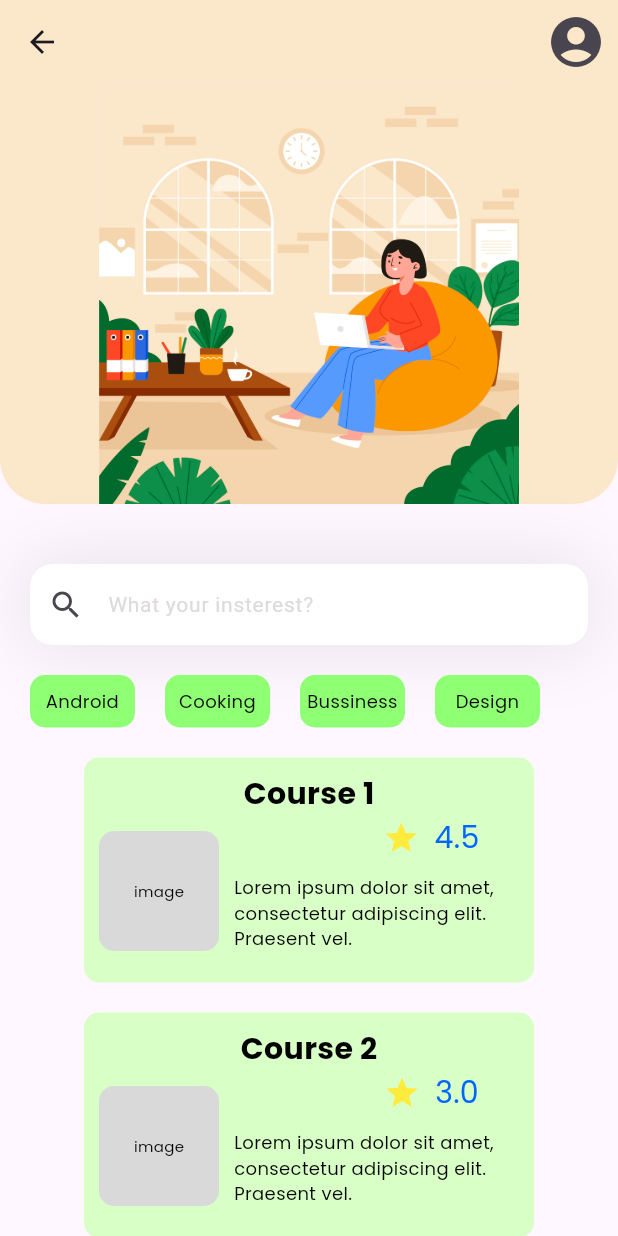
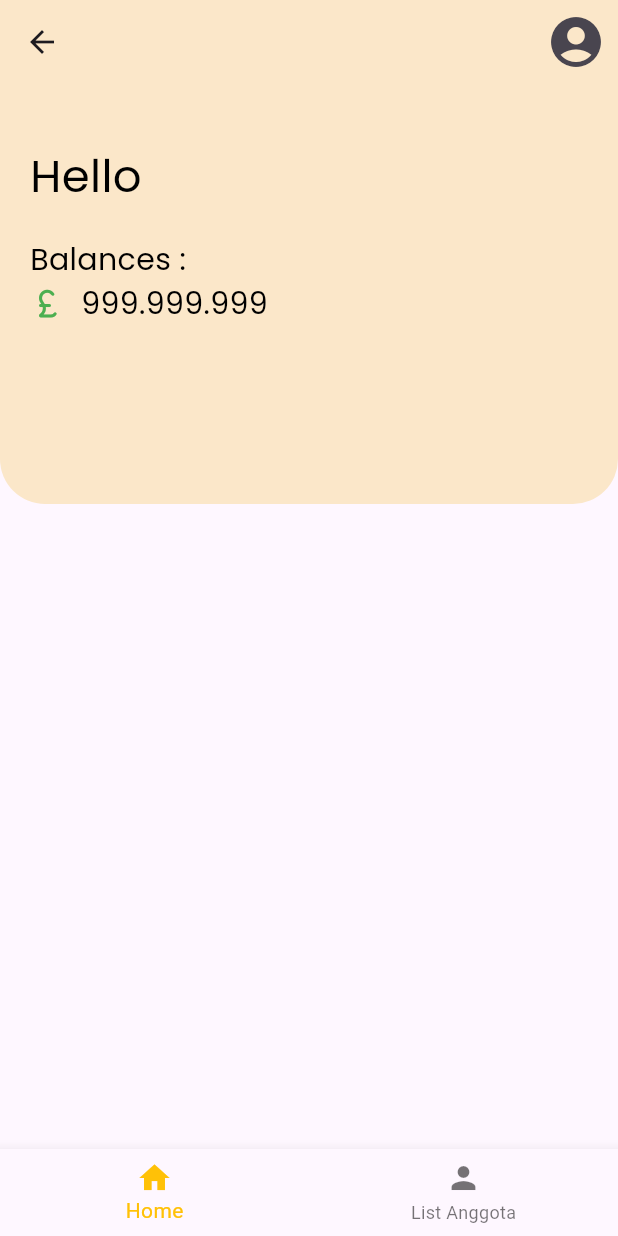
Before and after one commit to tejabaskara/Practice_aplication, a Flutter app: the homePage screen opened by its route, on a phone screen of 412 x 824 dp. Run offline on Flutter 3.47's test engine with Material 3 defaults, Android fonts, the phone set to English and light mode, and no system bars; our stand-ins replace dio, get_storage, google_fonts; accounts and stored records are empty.

Commit message:
adding new page(anggota page) and make a new home page

```diff
--- /dev/null
+++ b/lib/anggota.dart
@@ -0,0 +1,26 @@
+import 'package:flutter/material.dart';
+
+class anggotaPage extends StatefulWidget {
+  const anggotaPage({super.key});
+
+  @override
+  State<anggotaPage> createState() => _anggotaPageState();
+}
+
+class _anggotaPageState extends State<anggotaPage> {
+  @override
+  Widget build(BuildContext context) {
+    return Scaffold(
+      appBar: AppBar(
+        title: const Center(
+            child: Text("ANGGOTA",
+                style: TextStyle(
+                    color: Colors.black, fontWeight: FontWeight.bold))),
+        backgroundColor: const Color(0xffcfe17c),
+      ),
+      body: const Center(
+        child: Text('Anggota Page'),
+      ),
+    );
+  }
+}
--- a/lib/home.dart
+++ b/lib/home.dart
@@ -1,5 +1,6 @@
 import 'package:flutter/material.dart';
 import 'package:google_fonts/google_fonts.dart';
+import 'package:get_storage/get_storage.dart';
 
 class homePage extends StatefulWidget {
   const homePage({super.key});
@@ -9,6 +10,8 @@ class homePage extends StatefulWidget {
 }
 
 class _homePageState extends State<homePage> {
+  final _storage = GetStorage();
+
   @override
   Widget build(BuildContext context) {
     return Scaffold(
@@ -17,8 +20,9 @@ class _homePageState extends State<homePage> {
         actions: <Widget>[
           IconButton(
               onPressed: () {
-                ScaffoldMessenger.of(context).showSnackBar(const SnackBar(
-                    content: Text('This section is under development!')));
+                Navigator.pushNamed(context, '/profile');
+                // ScaffoldMessenger.of(context).showSnackBar(const SnackBar(
+                //     content: Text('This section is under development!')));
               },
               icon: Icon(
                 Icons.account_circle,
@@ -26,136 +30,191 @@ class _homePageState extends State<homePage> {
               )),
         ],
       ),
+      bottomNavigationBar: _bottomNavigationBar(),
       body: ListView(
         children: [
           Column(
             children: [
               Container(
-                  // width: 280,
+                width: double.infinity,
                 height: 280,
                 decoration: BoxDecoration(
                   color: Color(0xfffbe7c9),
-                    image: DecorationImage(
-                      image: AssetImage('assets/images/home_image.jpg'),
-                      fit: BoxFit.fitHeight,
-                    ),
+                  // image: DecorationImage(
+                  //   image: AssetImage('assets/images/home_image.jpg'),
+                  //   fit: BoxFit.fitHeight,
+                  // ),
                   borderRadius: BorderRadius.only(
                     bottomLeft: Radius.circular(30),
                     bottomRight: Radius.circular(30),
                   ),
-                  )),
-              Container(
-                margin: EdgeInsets.only(top: 40, left: 20, right: 20),
-                decoration: BoxDecoration(boxShadow: [
-                  BoxShadow(
-                      color: Color(0xff101617).withOpacity(0.11),
-                      blurRadius: 40,
-                      spreadRadius: 0.0)
-                ]),
-                child: TextField(
-                  decoration: InputDecoration(
-                      filled: true,
-                      fillColor: Colors.white,
-                      contentPadding: EdgeInsets.all(15),
-                      hintText: 'What your insterest?',
-                      hintStyle:
-                          TextStyle(color: Color(0xffDDDADA), fontSize: 14),
-                      prefixIcon: Icon(Icons.search),
-                      border: OutlineInputBorder(
-                          borderRadius: BorderRadius.circular(15),
-                          borderSide: BorderSide.none)),
                 ),
+                child: Padding(
+                    padding: EdgeInsets.only(left: 20, top: 40),
+                    child: Column(
+                      children: [
+                        Row(
+                          children: [
+                            Text(
+                              "Hello ${_storage.read('name')}",
+                              style: GoogleFonts.poppins(
+                                textStyle: TextStyle(
+                                  color: Colors.black,
+                                  fontSize: 30,
+                                ),
+                              ),
+                            ),
+                          ],
                         ),
                         Row(
                           children: [
                             Padding(
-                      padding: EdgeInsets.only(left: 20, top: 20),
-                      child: Container(
-                          width: 70,
-                          height: 35,
-                          decoration: BoxDecoration(
-                            color: Color(0xff8FFF74),
-                            borderRadius: BorderRadius.circular(10),
-                          ),
-                          child: Center(
+                              padding: EdgeInsets.only(top: 20),
                               child: Text(
-                              "Android",
+                                "Balances :",
                                 style: GoogleFonts.poppins(
                                   textStyle: TextStyle(
                                     color: Colors.black,
-                                  fontSize: 12,
+                                    fontSize: 20,
                                   ),
                                 ),
-                              textAlign: TextAlign.center,
                               ),
-                          ))),
+                            )
+                          ],
+                        ),
+                        Row(
+                          children: [
+                            Icon(Icons.currency_pound_rounded,
+                                color: Colors.green),
                             Padding(
-                      padding: EdgeInsets.only(left: 20, top: 20),
-                      child: Container(
-                          width: 70,
-                          height: 35,
-                          decoration: BoxDecoration(
-                            color: Color(0xff8FFF74),
-                            borderRadius: BorderRadius.circular(10),
-                          ),
-                          child: Center(
+                              padding: EdgeInsets.only(left: 10),
                               child: Text(
-                              "Cooking",
+                                "999.999.999",
                                 style: GoogleFonts.poppins(
                                   textStyle: TextStyle(
                                     color: Colors.black,
-                                  fontSize: 12,
+                                    fontSize: 20,
                                   ),
                                 ),
-                              textAlign: TextAlign.center,
                               ),
-                          ))),
-                  Padding(
-                      padding: EdgeInsets.only(left: 20, top: 20),
-                      child: Container(
-                          width: 70,
-                          height: 35,
-                          decoration: BoxDecoration(
-                            color: Color(0xff8FFF74),
-                            borderRadius: BorderRadius.circular(10),
-                          ),
-                          child: Center(
-                            child: Text(
-                              "Bussiness",
-                              style: GoogleFonts.poppins(
-                                textStyle: TextStyle(
-                                  color: Colors.black,
-                                  fontSize: 12,
-                                ),
-                              ),
-                              textAlign: TextAlign.center,
-                            ),
-                          ))),
-                  Padding(
-                      padding: EdgeInsets.only(left: 20, top: 20),
-                      child: Container(
-                          width: 70,
-                          height: 35,
-                          decoration: BoxDecoration(
-                            color: Color(0xff8FFF74),
-                            borderRadius: BorderRadius.circular(10),
-                          ),
-                          child: Center(
-                            child: Text(
-                              "Design",
-                              style: GoogleFonts.poppins(
-                                textStyle: TextStyle(
-                                  color: Colors.black,
-                                  fontSize: 12,
-                                ),
-                              ),
-                              textAlign: TextAlign.center,
-                            ),
-                          ))),
+                            )
                           ],
                         ),
-              courseBox("Course 1", "4.5"),
-              courseBox("Course 2", "3.0"),
+                      ],
+                    )),
+              ),
+              // Container(
+              //   margin: EdgeInsets.only(top: 40, left: 20, right: 20),
+              //   decoration: BoxDecoration(boxShadow: [
+              //     BoxShadow(
+              //         color: Color(0xff101617).withOpacity(0.11),
+              //         blurRadius: 40,
+              //         spreadRadius: 0.0)
+              //   ]),
+              //   child: TextField(
+              //     decoration: InputDecoration(
+              //         filled: true,
+              //         fillColor: Colors.white,
+              //         contentPadding: EdgeInsets.all(15),
+              //         hintText: 'What your insterest?',
+              //         hintStyle:
+              //             TextStyle(color: Color(0xffDDDADA), fontSize: 14),
+              //         prefixIcon: Icon(Icons.search),
+              //         border: OutlineInputBorder(
+              //             borderRadius: BorderRadius.circular(15),
+              //             borderSide: BorderSide.none)),
+              //   ),
+              // ),
+              // Row(
+              //   children: [
+              //     Padding(
+              //         padding: EdgeInsets.only(left: 20, top: 20),
+              //         child: Container(
+              //             width: 70,
+              //             height: 35,
+              //             decoration: BoxDecoration(
+              //               color: Color(0xff8FFF74),
+              //               borderRadius: BorderRadius.circular(10),
+              //             ),
+              //             child: Center(
+              //               child: Text(
+              //                 "Android",
+              //                 style: GoogleFonts.poppins(
+              //                   textStyle: TextStyle(
+              //                     color: Colors.black,
+              //                     fontSize: 12,
+              //                   ),
+              //                 ),
+              //                 textAlign: TextAlign.center,
+              //               ),
+              //             ))),
+              //     Padding(
+              //         padding: EdgeInsets.only(left: 20, top: 20),
+              //         child: Container(
+              //             width: 70,
+              //             height: 35,
+              //             decoration: BoxDecoration(
+              //               color: Color(0xff8FFF74),
+              //               borderRadius: BorderRadius.circular(10),
+              //             ),
+              //             child: Center(
+              //               child: Text(
+              //                 "Cooking",
+              //                 style: GoogleFonts.poppins(
+              //                   textStyle: TextStyle(
+              //                     color: Colors.black,
+              //                     fontSize: 12,
+              //                   ),
+              //                 ),
+              //                 textAlign: TextAlign.center,
+              //               ),
+              //             ))),
+              //     Padding(
+              //         padding: EdgeInsets.only(left: 20, top: 20),
+              //         child: Container(
+              //             width: 70,
+              //             height: 35,
+              //             decoration: BoxDecoration(
+              //               color: Color(0xff8FFF74),
+              //               borderRadius: BorderRadius.circular(10),
+              //             ),
+              //             child: Center(
+              //               child: Text(
+              //                 "Bussiness",
+              //                 style: GoogleFonts.poppins(
+              //                   textStyle: TextStyle(
+              //                     color: Colors.black,
+              //                     fontSize: 12,
+              //                   ),
+              //                 ),
+              //                 textAlign: TextAlign.center,
+              //               ),
+              //             ))),
+              //     Padding(
+              //         padding: EdgeInsets.only(left: 20, top: 20),
+              //         child: Container(
+              //             width: 70,
+              //             height: 35,
+              //             decoration: BoxDecoration(
+              //               color: Color(0xff8FFF74),
+              //               borderRadius: BorderRadius.circular(10),
+              //             ),
+              //             child: Center(
+              //               child: Text(
+              //                 "Design",
+              //                 style: GoogleFonts.poppins(
+              //                   textStyle: TextStyle(
+              //                     color: Colors.black,
+              //                     fontSize: 12,
+              //                   ),
+              //                 ),
+              //                 textAlign: TextAlign.center,
+              //               ),
+              //             ))),
+              //   ],
+              // ),
+              // courseBox("Course 1", "4.5"),
+              // courseBox("Course 2", "3.0"),
             ],
           )
         ],
@@ -252,4 +311,28 @@ class _homePageState extends State<homePage> {
       ),
     );
   }
+
+  Widget _bottomNavigationBar() {
+    return BottomNavigationBar(items: const <BottomNavigationBarItem>[
+      BottomNavigationBarItem(
+        icon: Icon(Icons.home),
+        label: 'Home',
+      ),
+      BottomNavigationBarItem(
+        icon: Icon(Icons.person),
+        label: 'List Anggota',
+      ),
+    ], selectedItemColor: Colors.amber, onTap: _onTap);
   }
+
+  _onTap(int tabIndex) {
+    switch (tabIndex) {
+      case 0:
+        Navigator.pushNamed(context, '/home');
+        break;
+      case 1:
+        Navigator.pushNamed(context, "/anggota");
+        break;
+    }
+  }
+}
--- a/lib/login.dart
+++ b/lib/login.dart
@@ -175,8 +175,7 @@ class _loginPageState extends State<loginPage> {
             child: ElevatedButton(
               onPressed: () {
                 goLogin();
-                Navigator.pop(context);
-                Navigator.pushReplacementNamed(context, '/profile');
+
                 // Navigator.of(context).pushReplacement(
                 //     MaterialPageRoute(builder: (context) => const homePage()));
               },
@@ -225,6 +224,8 @@ class _loginPageState extends State<loginPage> {
       print(_storage.read('id'));
       print(_storage.read('email'));
       print(_storage.read('name'));
+      Navigator.pop(context);
+      Navigator.pushReplacementNamed(context, '/home');
     } on DioException catch (e) {
       print('${e.response} - ${e.response?.statusCode}');
     }
--- a/lib/main.dart
+++ b/lib/main.dart
@@ -1,4 +1,5 @@
 import 'package:flutter/material.dart';
+import 'package:tugas_login/anggota.dart';
 import 'package:tugas_login/home.dart';
 import 'package:tugas_login/landing.dart';
 import 'package:tugas_login/login.dart';
@@ -23,6 +24,7 @@ class MyApp extends StatelessWidget {
         '/login': (context) => const loginPage(),
         '/home': (context) => const homePage(),
         '/profile': (context) => const profilePage(),
+        '/anggota': (context) => const anggotaPage(),
       },
       initialRoute: '/',
       // home: page1(),
--- a/lib/register.dart
+++ b/lib/register.dart
@@ -279,7 +279,7 @@ class _registerPageState extends State<registerPage> {
       print(_storage.read('email'));
       print(_storage.read('name'));
       Navigator.pop(context);
-      Navigator.pushReplacementNamed(context, '/profile');
+      Navigator.pushReplacementNamed(context, '/home');
     } on DioException catch (e) {
       print('${e.response} - ${e.response?.statusCode}');
     }
```
Lines whose indentation alone changed are shown as unchanged.
